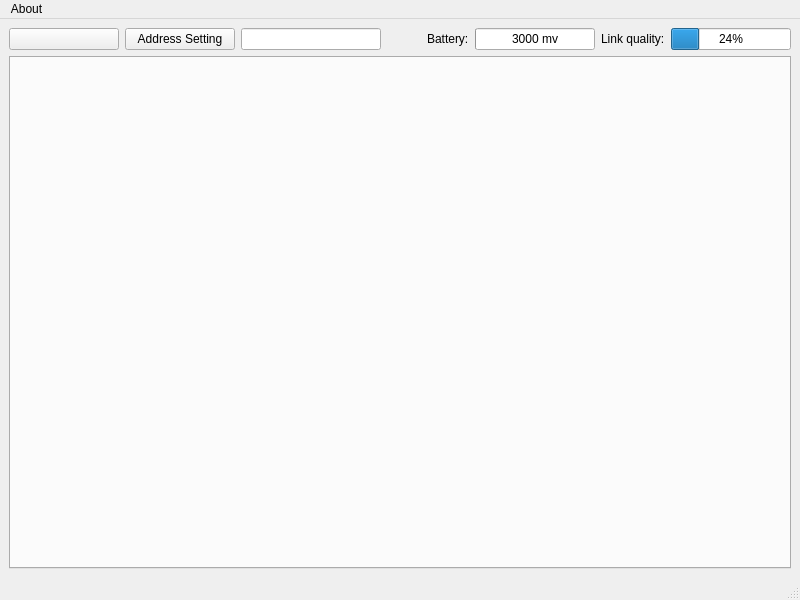
Before: the Qt Designer form ui/main.ui in ninfeion/BBflight-clients-restruction-python, drawn with Qt 5.
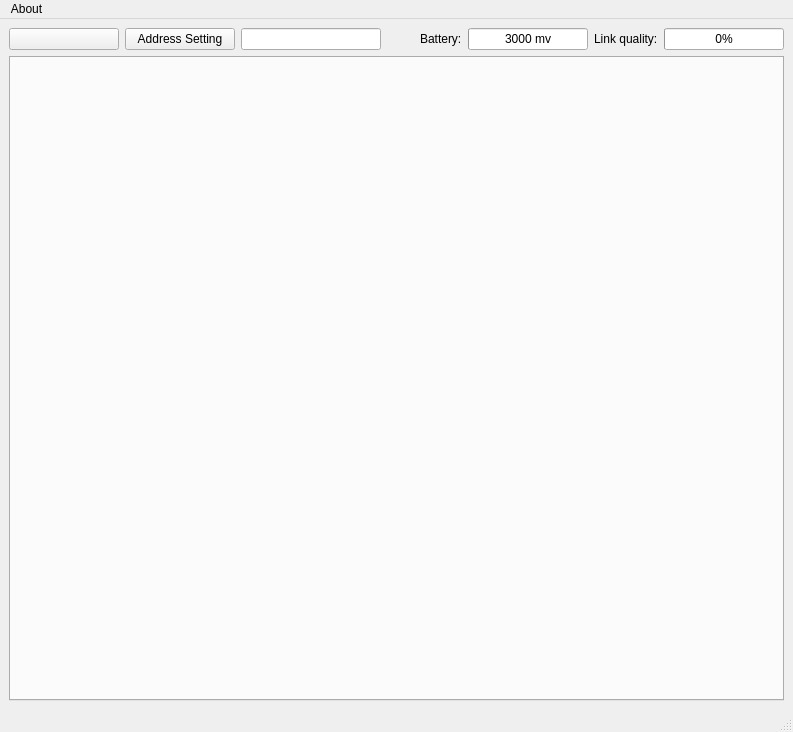
After: the same form once the commit is applied.

Patch:
```diff
--- a/ui/main.ui
+++ b/ui/main.ui
@@ -6,8 +6,8 @@
    <rect>
     <x>0</x>
     <y>0</y>
-    <width>800</width>
-    <height>600</height>
+    <width>793</width>
+    <height>732</height>
    </rect>
   </property>
   <property name="windowTitle">
@@ -128,7 +128,7 @@
            </size>
           </property>
           <property name="value">
-           <number>24</number>
+           <number>0</number>
           </property>
           <property name="textVisible">
            <bool>true</bool>
@@ -149,7 +149,7 @@
     <rect>
      <x>0</x>
      <y>0</y>
-     <width>800</width>
+     <width>793</width>
      <height>17</height>
     </rect>
    </property>
```
